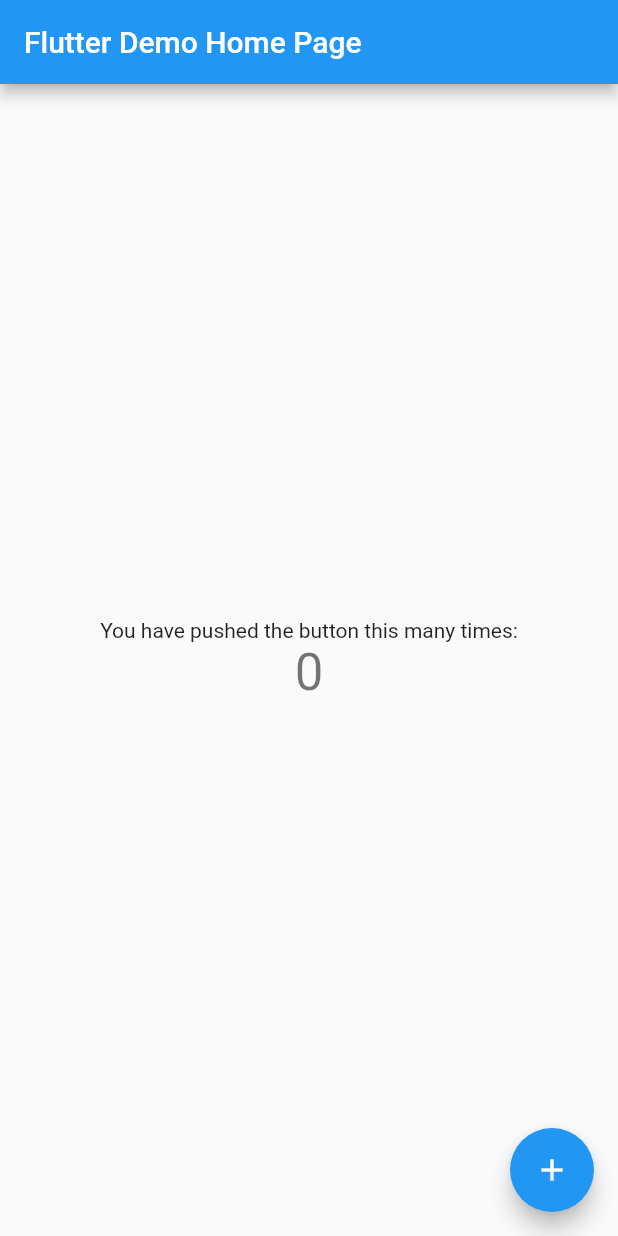
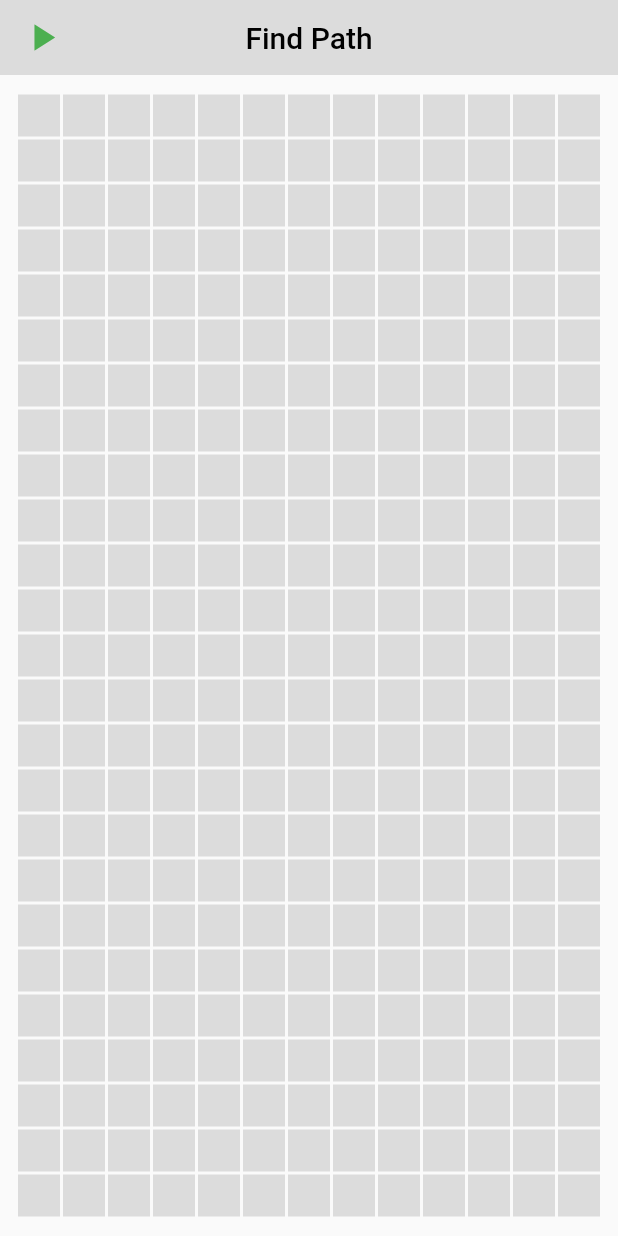
Before and after one commit to jyotirmoy-paul/findpath, a Flutter app: the screen it shows after launch, on a phone screen of 412 x 824 dp. Run offline on Flutter 3.47's test engine with Material 2 defaults, Android fonts, the phone set to English and light mode, and no system bars.

Commit message:
setup the UI

```diff
--- /dev/null
+++ b/lib/engine/generate_points.dart
@@ -0,0 +1,25 @@
+import 'package:findpath/utils/constants.dart';
+import 'package:findpath/widgets/node.dart';
+import 'package:flutter/material.dart';
+
+class GenerateNodes {
+  static List<List<Widget>> generate(BuildContext context) {
+    final size = MediaQuery.of(context).size;
+
+    if (size.height < 100.0 || size.width < 100.0) return null;
+
+    final int n = (size.height - kAppBarHeight) ~/ kNodesDimen;
+    final int m = size.width ~/ kNodesDimen;
+
+    List<List<Widget>> cols = List<List<Widget>>();
+
+    for (int i = 0; i < n; i++) {
+      List<Widget> rows = List<Widget>();
+      for (int j = 0; j < m; j++) rows.add(Node(x: i, y: j));
+
+      cols.add(rows);
+    }
+
+    return cols;
+  }
+}
--- a/lib/main.dart
+++ b/lib/main.dart
@@ -1,113 +1,18 @@
+import 'package:findpath/screens/main_screen.dart';
 import 'package:flutter/material.dart';
 
-void main() {
-  runApp(MyApp());
-}
+void main() => runApp(MyApp());
 
 class MyApp extends StatelessWidget {
-  // This widget is the root of your application.
   @override
   Widget build(BuildContext context) {
     return MaterialApp(
-      title: 'Flutter Demo',
+      debugShowCheckedModeBanner: false,
+      title: 'Find Path',
       theme: ThemeData(
-        // This is the theme of your application.
-        //
-        // Try running your application with "flutter run". You'll see the
-        // application has a blue toolbar. Then, without quitting the app, try
-        // changing the primarySwatch below to Colors.green and then invoke
-        // "hot reload" (press "r" in the console where you ran "flutter run",
-        // or simply save your changes to "hot reload" in a Flutter IDE).
-        // Notice that the counter didn't reset back to zero; the application
-        // is not restarted.
         primarySwatch: Colors.blue,
       ),
-      home: MyHomePage(title: 'Flutter Demo Home Page'),
+      home: MainScreen(),
     );
   }
 }
-
-class MyHomePage extends StatefulWidget {
-  MyHomePage({Key key, this.title}) : super(key: key);
-
-  // This widget is the home page of your application. It is stateful, meaning
-  // that it has a State object (defined below) that contains fields that affect
-  // how it looks.
-
-  // This class is the configuration for the state. It holds the values (in this
-  // case the title) provided by the parent (in this case the App widget) and
-  // used by the build method of the State. Fields in a Widget subclass are
-  // always marked "final".
-
-  final String title;
-
-  @override
-  _MyHomePageState createState() => _MyHomePageState();
-}
-
-class _MyHomePageState extends State<MyHomePage> {
-  int _counter = 0;
-
-  void _incrementCounter() {
-    setState(() {
-      // This call to setState tells the Flutter framework that something has
-      // changed in this State, which causes it to rerun the build method below
-      // so that the display can reflect the updated values. If we changed
-      // _counter without calling setState(), then the build method would not be
-      // called again, and so nothing would appear to happen.
-      _counter++;
-    });
-  }
-
-  @override
-  Widget build(BuildContext context) {
-    // This method is rerun every time setState is called, for instance as done
-    // by the _incrementCounter method above.
-    //
-    // The Flutter framework has been optimized to make rerunning build methods
-    // fast, so that you can just rebuild anything that needs updating rather
-    // than having to individually change instances of widgets.
-    return Scaffold(
-      appBar: AppBar(
-        // Here we take the value from the MyHomePage object that was created by
-        // the App.build method, and use it to set our appbar title.
-        title: Text(widget.title),
-      ),
-      body: Center(
-        // Center is a layout widget. It takes a single child and positions it
-        // in the middle of the parent.
-        child: Column(
-          // Column is also a layout widget. It takes a list of children and
-          // arranges them vertically. By default, it sizes itself to fit its
-          // children horizontally, and tries to be as tall as its parent.
-          //
-          // Invoke "debug painting" (press "p" in the console, choose the
-          // "Toggle Debug Paint" action from the Flutter Inspector in Android
-          // Studio, or the "Toggle Debug Paint" command in Visual Studio Code)
-          // to see the wireframe for each widget.
-          //
-          // Column has various properties to control how it sizes itself and
-          // how it positions its children. Here we use mainAxisAlignment to
-          // center the children vertically; the main axis here is the vertical
-          // axis because Columns are vertical (the cross axis would be
-          // horizontal).
-          mainAxisAlignment: MainAxisAlignment.center,
-          children: <Widget>[
-            Text(
-              'You have pushed the button this many times:',
-            ),
-            Text(
-              '$_counter',
-              style: Theme.of(context).textTheme.headline4,
-            ),
-          ],
-        ),
-      ),
-      floatingActionButton: FloatingActionButton(
-        onPressed: _incrementCounter,
-        tooltip: 'Increment',
-        child: Icon(Icons.add),
-      ), // This trailing comma makes auto-formatting nicer for build methods.
-    );
-  }
-}
--- /dev/null
+++ b/lib/screens/main_screen.dart
@@ -0,0 +1,72 @@
+import 'package:findpath/engine/generate_points.dart';
+import 'package:findpath/utils/constants.dart';
+import 'package:flutter/material.dart';
+
+class MainScreen extends StatefulWidget {
+  @override
+  _MainScreenState createState() => _MainScreenState();
+}
+
+class _MainScreenState extends State<MainScreen> {
+  List<List<Widget>> nodes;
+
+  _startAlgo() {}
+
+  Widget _buildLeadingPlayIconButton() => IconButton(
+        icon: Icon(
+          Icons.play_arrow,
+          size: 30.0,
+          color: kGreen,
+        ),
+        onPressed: _startAlgo,
+      );
+
+  Widget _buildTitleText() => const Text(
+        "Find Path",
+        style: const TextStyle(
+          color: Colors.black,
+        ),
+      );
+
+  @override
+  Widget build(BuildContext context) {
+    nodes = GenerateNodes.generate(context);
+
+    return Scaffold(
+      appBar: PreferredSize(
+        preferredSize: const Size.fromHeight(kAppBarHeight),
+        child: AppBar(
+          backgroundColor: kGray,
+          elevation: 0.0,
+          centerTitle: true,
+          title: _buildTitleText(),
+          leading: _buildLeadingPlayIconButton(),
+        ),
+      ),
+      body: SafeArea(
+        child: nodes == null
+            ? Center(
+                child: Text(
+                  'Too Small Dimensions',
+                  style: TextStyle(
+                    color: Colors.black,
+                    fontSize: 20.0,
+                    fontWeight: FontWeight.w600,
+                  ),
+                ),
+              )
+            : Column(
+                mainAxisAlignment: MainAxisAlignment.center,
+                children: nodes
+                    .map(
+                      (widgets) => Row(
+                        mainAxisAlignment: MainAxisAlignment.center,
+                        children: widgets,
+                      ),
+                    )
+                    .toList(),
+              ),
+      ),
+    );
+  }
+}
--- /dev/null
+++ b/lib/utils/constants.dart
@@ -0,0 +1,17 @@
+import 'package:flutter/material.dart';
+
+const kAppBarHeight = 50.0;
+const kNodesDimen = 30.0;
+const kNodeMargin = 1.0;
+
+const kIncreaseByFactor = 1.2;
+
+// animation constants
+const kAnimationDuration = const Duration(milliseconds: 80);
+
+// colors
+const kGray = const Color(0xffdcdcdc);
+const kDarkGray = const Color(0xff111111);
+
+const kRed = Colors.red;
+const kGreen = Colors.green;
--- /dev/null
+++ b/lib/widgets/node.dart
@@ -0,0 +1,83 @@
+import 'package:findpath/utils/constants.dart';
+import 'package:flutter/material.dart';
+
+class Node extends StatefulWidget {
+  final int x;
+  final int y;
+
+  Node({
+    @required this.x,
+    @required this.y,
+  });
+
+  @override
+  _NodeState createState() => _NodeState();
+}
+
+class _NodeState extends State<Node> {
+  double factor = 1.0;
+  Color color = kGray;
+
+  // long tap is used to set the end (green coloured)
+  _onDoubleTap() async {
+    setState(() {
+      factor = kIncreaseByFactor;
+      color = color == kGray ? kGreen : kGray;
+    });
+
+    await Future.delayed(kAnimationDuration);
+
+    setState(() {
+      factor = 1.0;
+    });
+  }
+
+  // on long press is used to set the start (red coloured)
+  _onLongPress() async {
+    setState(() {
+      factor = kIncreaseByFactor;
+      color = color == kGray ? kRed : kGray;
+    });
+
+    await Future.delayed(kAnimationDuration);
+
+    setState(() {
+      factor = 1.0;
+    });
+  }
+
+  // on tap used for creating blocks
+  _onTap() async {
+    setState(() {
+      factor = kIncreaseByFactor;
+      color = color == kGray ? kDarkGray : kGray;
+    });
+
+    await Future.delayed(kAnimationDuration);
+
+    setState(() {
+      factor = 1.0;
+    });
+  }
+
+  @override
+  Widget build(BuildContext context) {
+    final dimen = (kNodesDimen - kNodeMargin * 2);
+
+    return Transform.scale(
+      scale: factor,
+      child: GestureDetector(
+        onDoubleTap: _onDoubleTap,
+        onLongPress: _onLongPress,
+        onTap: _onTap,
+        child: AnimatedContainer(
+          duration: kAnimationDuration,
+          color: color,
+          margin: EdgeInsets.all(kNodeMargin),
+          height: dimen,
+          width: dimen,
+        ),
+      ),
+    );
+  }
+}
```
